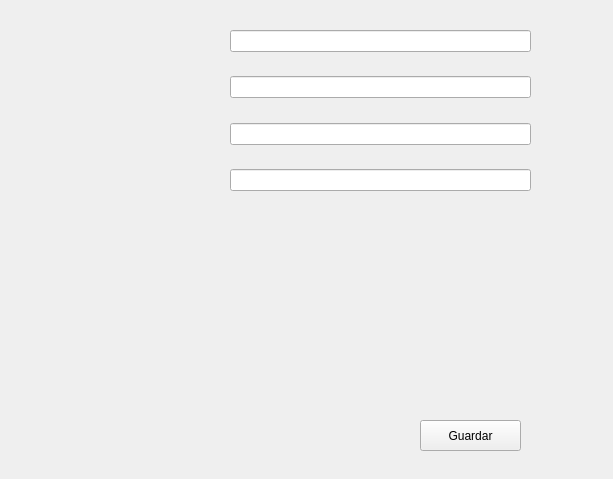
First picture: the form in msc_tec_prog_activities/Act_3_1/MSC26_3_1_GARCIA_ALBERTO/ui/create_employee_dialog.ui, repository B33THO/msc2026, before the edit.
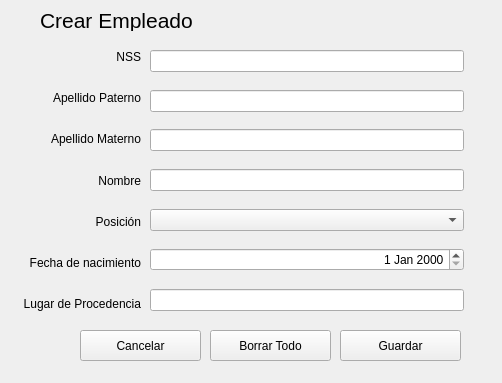
Second picture: the form after the edit. Icons and pictures are not drawn.

Commit message: create employee 1 step done

```diff
--- a/msc_tec_prog_activities/Act_3_1/MSC26_3_1_GARCIA_ALBERTO/ui/create_employee_dialog.ui
+++ b/msc_tec_prog_activities/Act_3_1/MSC26_3_1_GARCIA_ALBERTO/ui/create_employee_dialog.ui
@@ -6,8 +6,8 @@
    <rect>
     <x>0</x>
     <y>0</y>
-    <width>613</width>
-    <height>479</height>
+    <width>502</width>
+    <height>383</height>
    </rect>
   </property>
   <property name="windowTitle">
@@ -16,9 +16,9 @@
   <widget class="QPushButton" name="btn_save_employee">
    <property name="geometry">
     <rect>
-     <x>420</x>
-     <y>420</y>
-     <width>101</width>
+     <x>340</x>
+     <y>330</y>
+     <width>121</width>
      <height>31</height>
     </rect>
    </property>
@@ -29,10 +29,10 @@
   <widget class="QWidget" name="verticalLayoutWidget">
    <property name="geometry">
     <rect>
-     <x>230</x>
-     <y>30</y>
-     <width>301</width>
-     <height>161</height>
+     <x>150</x>
+     <y>50</y>
+     <width>314</width>
+     <height>261</height>
     </rect>
    </property>
    <layout class="QVBoxLayout" name="verticalLayout">
@@ -87,8 +87,306 @@
     <item>
      <widget class="QLineEdit" name="lineEdit_4"/>
     </item>
+    <item>
+     <spacer name="verticalSpacer_8">
+      <property name="orientation">
+       <enum>Qt::Vertical</enum>
+      </property>
+      <property name="sizeHint" stdset="0">
+       <size>
+        <width>20</width>
+        <height>40</height>
+       </size>
+      </property>
+     </spacer>
+    </item>
+    <item>
+     <widget class="QComboBox" name="cb_positions"/>
+    </item>
+    <item>
+     <spacer name="verticalSpacer_10">
+      <property name="orientation">
+       <enum>Qt::Vertical</enum>
+      </property>
+      <property name="sizeHint" stdset="0">
+       <size>
+        <width>20</width>
+        <height>40</height>
+       </size>
+      </property>
+     </spacer>
+    </item>
+    <item>
+     <widget class="QDateEdit" name="de_born_date">
+      <property name="alignment">
+       <set>Qt::AlignRight|Qt::AlignTrailing|Qt::AlignVCenter</set>
+      </property>
+     </widget>
+    </item>
+    <item>
+     <spacer name="verticalSpacer_12">
+      <property name="orientation">
+       <enum>Qt::Vertical</enum>
+      </property>
+      <property name="sizeHint" stdset="0">
+       <size>
+        <width>20</width>
+        <height>40</height>
+       </size>
+      </property>
+     </spacer>
+    </item>
+    <item>
+     <widget class="QLineEdit" name="le_hometown"/>
+    </item>
    </layout>
   </widget>
+  <widget class="QWidget" name="verticalLayoutWidget_2">
+   <property name="geometry">
+    <rect>
+     <x>20</x>
+     <y>50</y>
+     <width>121</width>
+     <height>261</height>
+    </rect>
+   </property>
+   <layout class="QVBoxLayout" name="verticalLayout_2">
+    <item>
+     <widget class="QLabel" name="label">
+      <property name="layoutDirection">
+       <enum>Qt::LeftToRight</enum>
+      </property>
+      <property name="autoFillBackground">
+       <bool>false</bool>
+      </property>
+      <property name="text">
+       <string>NSS</string>
+      </property>
+      <property name="alignment">
+       <set>Qt::AlignRight|Qt::AlignTrailing|Qt::AlignVCenter</set>
+      </property>
+     </widget>
+    </item>
+    <item>
+     <spacer name="verticalSpacer_4">
+      <property name="orientation">
+       <enum>Qt::Vertical</enum>
+      </property>
+      <property name="sizeHint" stdset="0">
+       <size>
+        <width>20</width>
+        <height>40</height>
+       </size>
+      </property>
+     </spacer>
+    </item>
+    <item>
+     <widget class="QLabel" name="label_2">
+      <property name="layoutDirection">
+       <enum>Qt::LeftToRight</enum>
+      </property>
+      <property name="autoFillBackground">
+       <bool>false</bool>
+      </property>
+      <property name="text">
+       <string>Apellido Paterno</string>
+      </property>
+      <property name="alignment">
+       <set>Qt::AlignRight|Qt::AlignTrailing|Qt::AlignVCenter</set>
+      </property>
+     </widget>
+    </item>
+    <item>
+     <spacer name="verticalSpacer_5">
+      <property name="orientation">
+       <enum>Qt::Vertical</enum>
+      </property>
+      <property name="sizeHint" stdset="0">
+       <size>
+        <width>20</width>
+        <height>40</height>
+       </size>
+      </property>
+     </spacer>
+    </item>
+    <item>
+     <widget class="QLabel" name="label_3">
+      <property name="layoutDirection">
+       <enum>Qt::LeftToRight</enum>
+      </property>
+      <property name="autoFillBackground">
+       <bool>false</bool>
+      </property>
+      <property name="text">
+       <string>Apellido Materno</string>
+      </property>
+      <property name="alignment">
+       <set>Qt::AlignRight|Qt::AlignTrailing|Qt::AlignVCenter</set>
+      </property>
+     </widget>
+    </item>
+    <item>
+     <spacer name="verticalSpacer_6">
+      <property name="orientation">
+       <enum>Qt::Vertical</enum>
+      </property>
+      <property name="sizeHint" stdset="0">
+       <size>
+        <width>20</width>
+        <height>40</height>
+       </size>
+      </property>
+     </spacer>
+    </item>
+    <item>
+     <widget class="QLabel" name="label_4">
+      <property name="layoutDirection">
+       <enum>Qt::LeftToRight</enum>
+      </property>
+      <property name="autoFillBackground">
+       <bool>false</bool>
+      </property>
+      <property name="text">
+       <string>Nombre</string>
+      </property>
+      <property name="alignment">
+       <set>Qt::AlignRight|Qt::AlignTrailing|Qt::AlignVCenter</set>
+      </property>
+     </widget>
+    </item>
+    <item>
+     <spacer name="verticalSpacer_7">
+      <property name="orientation">
+       <enum>Qt::Vertical</enum>
+      </property>
+      <property name="sizeHint" stdset="0">
+       <size>
+        <width>20</width>
+        <height>40</height>
+       </size>
+      </property>
+     </spacer>
+    </item>
+    <item>
+     <widget class="QLabel" name="label_5">
+      <property name="layoutDirection">
+       <enum>Qt::LeftToRight</enum>
+      </property>
+      <property name="autoFillBackground">
+       <bool>false</bool>
+      </property>
+      <property name="text">
+       <string>Posición</string>
+      </property>
+      <property name="alignment">
+       <set>Qt::AlignRight|Qt::AlignTrailing|Qt::AlignVCenter</set>
+      </property>
+     </widget>
+    </item>
+    <item>
+     <spacer name="verticalSpacer_9">
+      <property name="orientation">
+       <enum>Qt::Vertical</enum>
+      </property>
+      <property name="sizeHint" stdset="0">
+       <size>
+        <width>20</width>
+        <height>40</height>
+       </size>
+      </property>
+     </spacer>
+    </item>
+    <item>
+     <widget class="QLabel" name="label_6">
+      <property name="layoutDirection">
+       <enum>Qt::LeftToRight</enum>
+      </property>
+      <property name="autoFillBackground">
+       <bool>false</bool>
+      </property>
+      <property name="text">
+       <string>Fecha de nacimiento</string>
+      </property>
+      <property name="alignment">
+       <set>Qt::AlignRight|Qt::AlignTrailing|Qt::AlignVCenter</set>
+      </property>
+     </widget>
+    </item>
+    <item>
+     <spacer name="verticalSpacer_11">
+      <property name="orientation">
+       <enum>Qt::Vertical</enum>
+      </property>
+      <property name="sizeHint" stdset="0">
+       <size>
+        <width>20</width>
+        <height>40</height>
+       </size>
+      </property>
+     </spacer>
+    </item>
+    <item>
+     <widget class="QLabel" name="label_7">
+      <property name="layoutDirection">
+       <enum>Qt::LeftToRight</enum>
+      </property>
+      <property name="autoFillBackground">
+       <bool>false</bool>
+      </property>
+      <property name="text">
+       <string>Lugar de Procedencia</string>
+      </property>
+      <property name="alignment">
+       <set>Qt::AlignRight|Qt::AlignTrailing|Qt::AlignVCenter</set>
+      </property>
+     </widget>
+    </item>
+   </layout>
+  </widget>
+  <widget class="QPushButton" name="btn_save_employee_2">
+   <property name="geometry">
+    <rect>
+     <x>210</x>
+     <y>330</y>
+     <width>121</width>
+     <height>31</height>
+    </rect>
+   </property>
+   <property name="text">
+    <string>Borrar Todo</string>
+   </property>
+  </widget>
+  <widget class="QPushButton" name="btn_save_employee_3">
+   <property name="geometry">
+    <rect>
+     <x>80</x>
+     <y>330</y>
+     <width>121</width>
+     <height>31</height>
+    </rect>
+   </property>
+   <property name="text">
+    <string>Cancelar</string>
+   </property>
+  </widget>
+  <widget class="QLabel" name="label_8">
+   <property name="geometry">
+    <rect>
+     <x>40</x>
+     <y>10</y>
+     <width>181</width>
+     <height>21</height>
+    </rect>
+   </property>
+   <property name="font">
+    <font>
+     <pointsize>16</pointsize>
+    </font>
+   </property>
+   <property name="text">
+    <string>Crear Empleado</string>
+   </property>
+  </widget>
  </widget>
  <resources/>
  <connections/>
```
Left out of the diff: 16 changed lines with no effect on the pictures. The commit also changes 7 other files.
